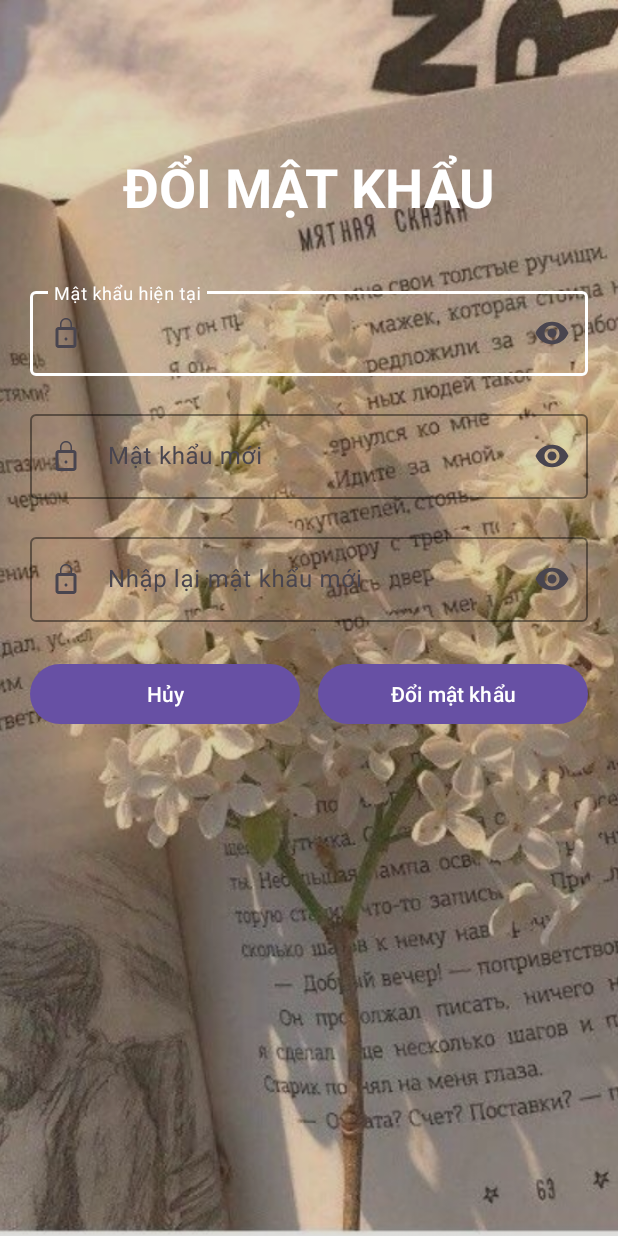
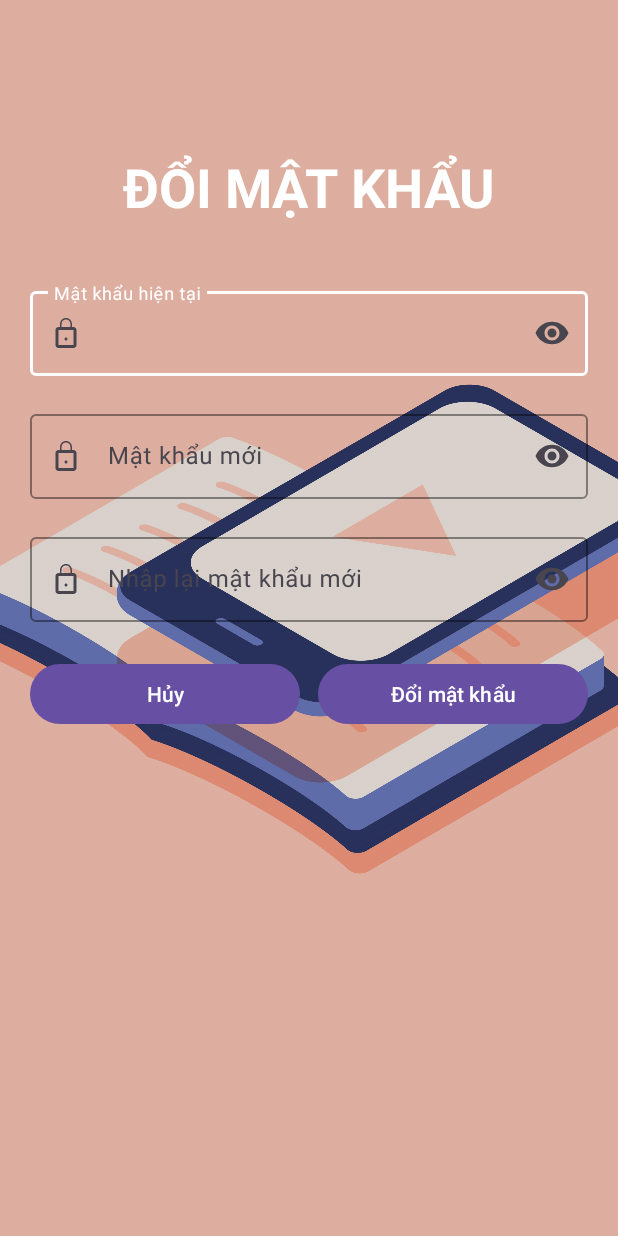
Before and after one commit to minhnguyen150303/ebook-app, an Android app: the ChangePasswordActivity screen opened directly, with no data from a screen before it, on a phone screen of 412 x 824 dp. Run offline under Robolectric (Android 15) with nearby library versions, the phone set to English and light mode, and no system bars; network calls fail.

Commit message:
Update project - overwrite GitHub version

```diff
--- a/app/src/main/java/com/example/ebook/adapter/CommentAdapter.java
+++ b/app/src/main/java/com/example/ebook/adapter/CommentAdapter.java
@@ -74,7 +74,7 @@ public class CommentAdapter extends RecyclerView.Adapter<CommentAdapter.CommentV
 
         String role = sessionManager.getRole();
 
-// Nếu là admin và bình luận bị ẩn thì hiển thị mờ
+        // Nếu là admin và bình luận bị ẩn thì hiển thị mờ
         if ("admin".equals(role) && comment.isHidden()) {
             holder.tvContent.setAlpha(0.5f);
             holder.tvName.setAlpha(0.5f);
@@ -89,8 +89,6 @@ public class CommentAdapter extends RecyclerView.Adapter<CommentAdapter.CommentV
             holder.tvContent.setText(comment.getComment());
             holder.tvContent.setTextColor(context.getResources().getColor(android.R.color.black)); // ⚫ mặc định
         }
-
-
 
         // Format thời gian
         String formattedTime = formatTime(comment.getCreated_at());
@@ -108,7 +106,6 @@ public class CommentAdapter extends RecyclerView.Adapter<CommentAdapter.CommentV
                     popup.getMenu().add(comment.getUser().isActive() ? "Khóa người dùng" : "Mở khóa người dùng");
                 }
             }
-
 
             // Chỉ khi ID user hiện tại = ID người viết comment
             if (comment.getUser() != null && userId != null && userId.equals(comment.getUser().getId())) {
--- a/app/src/main/java/com/example/ebook/view/BookDetailActivity.java
+++ b/app/src/main/java/com/example/ebook/view/BookDetailActivity.java
@@ -356,8 +356,6 @@ public class BookDetailActivity extends AppCompatActivity {
         }
     }
 
-
-
     private void openChapter(int chapterNumber) {
         Intent intent = new Intent(BookDetailActivity.this, ChapterReaderActivity.class);
         intent.putExtra("book_id", bookId);
--- a/app/src/main/res/layout/activity_change_password.xml
+++ b/app/src/main/res/layout/activity_change_password.xml
@@ -11,7 +11,7 @@
         android:layout_width="match_parent"
         android:layout_height="match_parent"
         android:scaleType="centerCrop"
-        android:src="@drawable/background" />
+        android:src="@drawable/background2" />
 
     <!-- Lớp phủ mờ -->
     <View
--- a/app/src/main/res/layout/activity_login.xml
+++ b/app/src/main/res/layout/activity_login.xml
@@ -13,7 +13,7 @@
         android:layout_width="match_parent"
         android:layout_height="match_parent"
         android:scaleType="centerCrop"
-        android:src="@drawable/background" />
+        android:src="@drawable/background1" />
 
     <!-- Lớp phủ mờ -->
     <View
--- a/app/src/main/res/layout/activity_register.xml
+++ b/app/src/main/res/layout/activity_register.xml
@@ -13,7 +13,7 @@
         android:layout_width="match_parent"
         android:layout_height="match_parent"
         android:scaleType="centerCrop"
-        android:src="@drawable/sign_up" />
+        android:src="@drawable/background3" />
 
     <!-- Lớp phủ mờ -->
     <View
```
Also changed, not shown: app/src/main/java/com/example/ebook/view/ReportActivity.java (+4 -4 lines), app/src/main/res/drawable/background.jpg (deleted), app/src/main/res/drawable/background1.jpg (added), app/src/main/res/drawable/background2.jpg (added), app/src/main/res/drawable/background3.jpg (added), app/src/main/res/drawable/sign_up.png (deleted).
